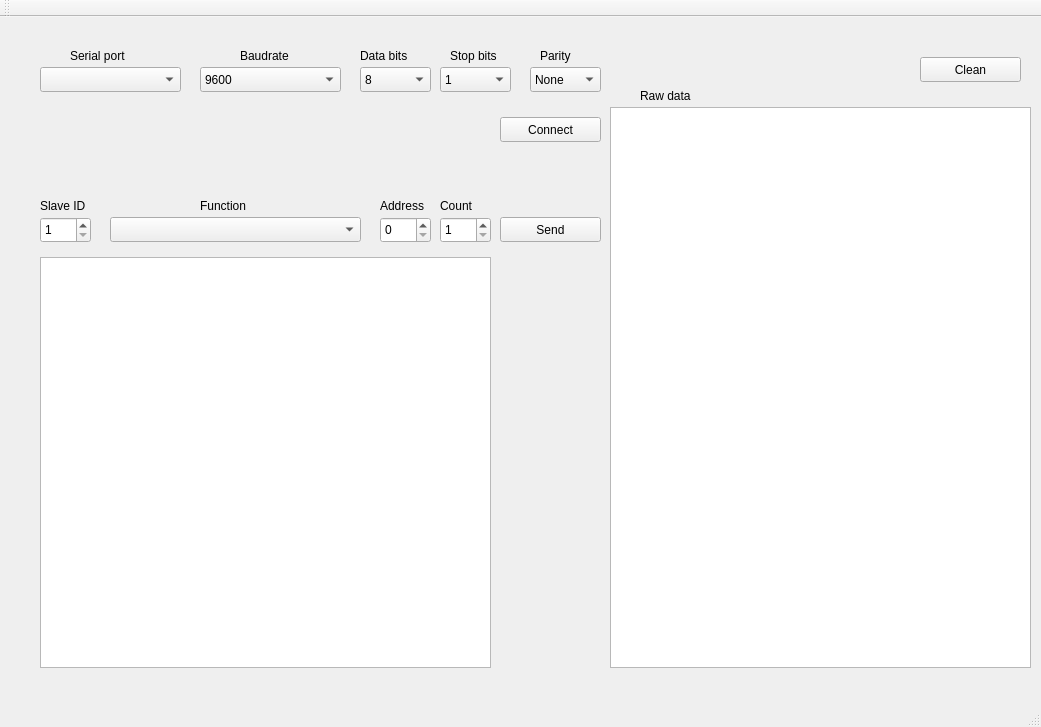
This is forms/mainwindow.ui in maisvendoo/qmaster as Qt 5 draws it before an edit. The edited form follows.
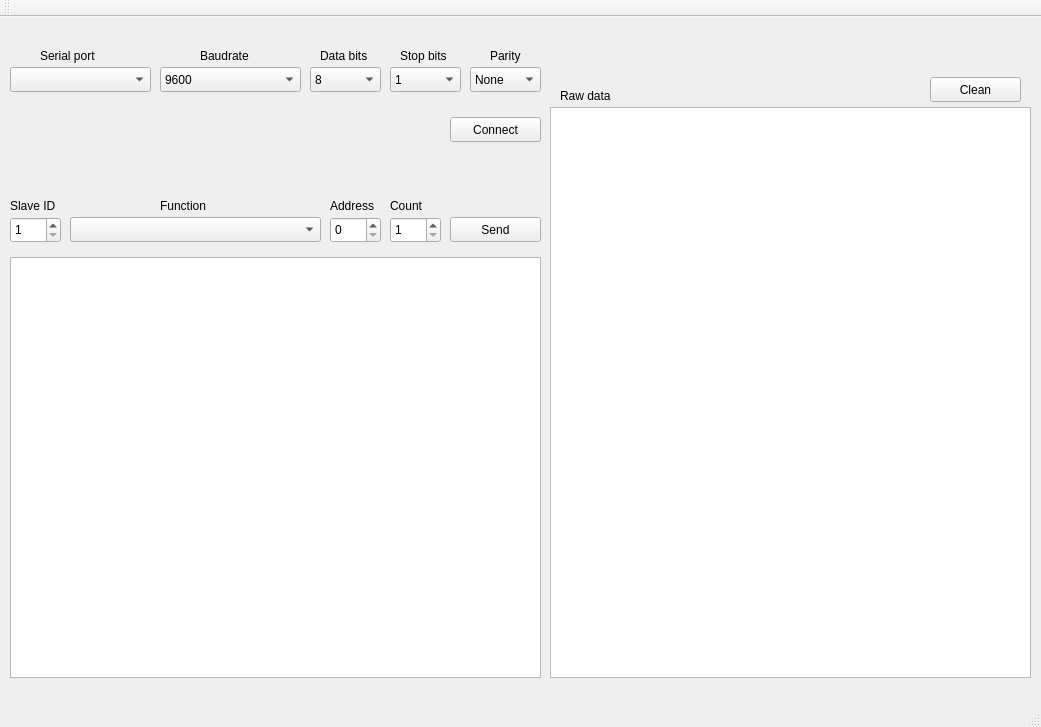
This is the edited form. Icons and pictures are not drawn.

Commit message: Icon to window title. Correction of UI elements size

What changed in the file:
```diff
--- a/forms/mainwindow.ui
+++ b/forms/mainwindow.ui
@@ -20,7 +20,7 @@
    <widget class="QComboBox" name="cbPort">
     <property name="geometry">
      <rect>
-      <x>40</x>
+      <x>10</x>
       <y>50</y>
       <width>141</width>
       <height>25</height>
@@ -30,7 +30,7 @@
    <widget class="QComboBox" name="cbBaud">
     <property name="geometry">
      <rect>
-      <x>200</x>
+      <x>160</x>
       <y>50</y>
       <width>141</width>
       <height>25</height>
@@ -100,7 +100,7 @@
    <widget class="QComboBox" name="cbDataBits">
     <property name="geometry">
      <rect>
-      <x>360</x>
+      <x>310</x>
       <y>50</y>
       <width>71</width>
       <height>25</height>
@@ -138,7 +138,7 @@
    <widget class="QComboBox" name="cbStopBits">
     <property name="geometry">
      <rect>
-      <x>440</x>
+      <x>390</x>
       <y>50</y>
       <width>71</width>
       <height>25</height>
@@ -158,7 +158,7 @@
    <widget class="QComboBox" name="cbParity">
     <property name="geometry">
      <rect>
-      <x>530</x>
+      <x>470</x>
       <y>50</y>
       <width>71</width>
       <height>25</height>
@@ -183,7 +183,7 @@
    <widget class="QLabel" name="label">
     <property name="geometry">
      <rect>
-      <x>70</x>
+      <x>40</x>
       <y>30</y>
       <width>71</width>
       <height>17</height>
@@ -196,7 +196,7 @@
    <widget class="QLabel" name="label_2">
     <property name="geometry">
      <rect>
-      <x>240</x>
+      <x>200</x>
       <y>30</y>
       <width>71</width>
       <height>17</height>
@@ -209,9 +209,9 @@
    <widget class="QLabel" name="label_3">
     <property name="geometry">
      <rect>
-      <x>360</x>
+      <x>320</x>
       <y>30</y>
-      <width>71</width>
+      <width>51</width>
       <height>17</height>
      </rect>
     </property>
@@ -222,9 +222,9 @@
    <widget class="QLabel" name="label_4">
     <property name="geometry">
      <rect>
-      <x>450</x>
+      <x>400</x>
       <y>30</y>
-      <width>71</width>
+      <width>51</width>
       <height>17</height>
      </rect>
     </property>
@@ -235,7 +235,7 @@
    <widget class="QLabel" name="label_5">
     <property name="geometry">
      <rect>
-      <x>540</x>
+      <x>490</x>
       <y>30</y>
       <width>41</width>
       <height>17</height>
@@ -248,9 +248,9 @@
    <widget class="QPushButton" name="bConnect">
     <property name="geometry">
      <rect>
-      <x>500</x>
+      <x>450</x>
       <y>100</y>
-      <width>101</width>
+      <width>91</width>
       <height>25</height>
      </rect>
     </property>
@@ -261,7 +261,7 @@
    <widget class="QSpinBox" name="sbSlaveID">
     <property name="geometry">
      <rect>
-      <x>40</x>
+      <x>10</x>
       <y>200</y>
       <width>51</width>
       <height>26</height>
@@ -277,7 +277,7 @@
    <widget class="QLabel" name="lSlaveID">
     <property name="geometry">
      <rect>
-      <x>40</x>
+      <x>10</x>
       <y>180</y>
       <width>61</width>
       <height>17</height>
@@ -290,7 +290,7 @@
    <widget class="QComboBox" name="cbFunc">
     <property name="geometry">
      <rect>
-      <x>110</x>
+      <x>70</x>
       <y>200</y>
       <width>251</width>
       <height>25</height>
@@ -300,7 +300,7 @@
    <widget class="QLabel" name="slaveID_2">
     <property name="geometry">
      <rect>
-      <x>200</x>
+      <x>160</x>
       <y>180</y>
       <width>61</width>
       <height>17</height>
@@ -313,7 +313,7 @@
    <widget class="QSpinBox" name="sbAddress">
     <property name="geometry">
      <rect>
-      <x>380</x>
+      <x>330</x>
       <y>200</y>
       <width>51</width>
       <height>26</height>
@@ -332,7 +332,7 @@
    <widget class="QSpinBox" name="sbCount">
     <property name="geometry">
      <rect>
-      <x>440</x>
+      <x>390</x>
       <y>200</y>
       <width>51</width>
       <height>26</height>
@@ -348,7 +348,7 @@
    <widget class="QLabel" name="slaveID_3">
     <property name="geometry">
      <rect>
-      <x>380</x>
+      <x>330</x>
       <y>180</y>
       <width>61</width>
       <height>17</height>
@@ -361,7 +361,7 @@
    <widget class="QLabel" name="slaveID_4">
     <property name="geometry">
      <rect>
-      <x>440</x>
+      <x>390</x>
       <y>180</y>
       <width>41</width>
       <height>17</height>
@@ -374,9 +374,9 @@
    <widget class="QPushButton" name="bSend">
     <property name="geometry">
      <rect>
-      <x>500</x>
+      <x>450</x>
       <y>200</y>
-      <width>101</width>
+      <width>91</width>
       <height>25</height>
      </rect>
     </property>
@@ -387,10 +387,10 @@
    <widget class="QTableWidget" name="tableData">
     <property name="geometry">
      <rect>
-      <x>40</x>
+      <x>10</x>
       <y>240</y>
-      <width>451</width>
-      <height>411</height>
+      <width>531</width>
+      <height>421</height>
      </rect>
     </property>
     <property name="sizePolicy">
@@ -445,19 +445,19 @@
    <widget class="QPlainTextEdit" name="ptRawData">
     <property name="geometry">
      <rect>
-      <x>610</x>
+      <x>550</x>
       <y>90</y>
-      <width>421</width>
-      <height>561</height>
+      <width>481</width>
+      <height>571</height>
      </rect>
     </property>
    </widget>
    <widget class="QLabel" name="label_6">
     <property name="geometry">
      <rect>
-      <x>640</x>
+      <x>560</x>
       <y>70</y>
-      <width>71</width>
+      <width>51</width>
       <height>17</height>
      </rect>
     </property>
@@ -468,9 +468,9 @@
    <widget class="QPushButton" name="bRawDataClean">
     <property name="geometry">
      <rect>
-      <x>920</x>
-      <y>40</y>
-      <width>101</width>
+      <x>930</x>
+      <y>60</y>
+      <width>91</width>
       <height>25</height>
      </rect>
     </property>
```
Left out of the diff: 4 changed lines with no effect on the pictures. The commit also changes 4 other files.
